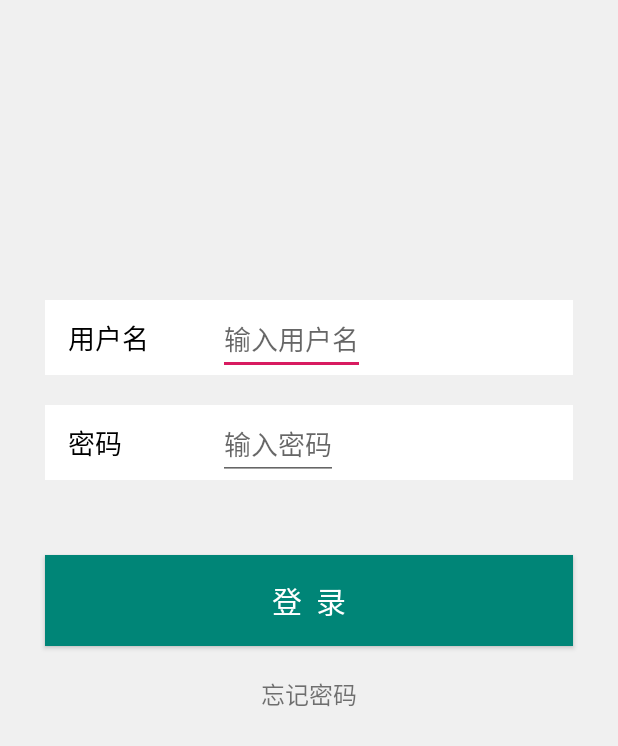
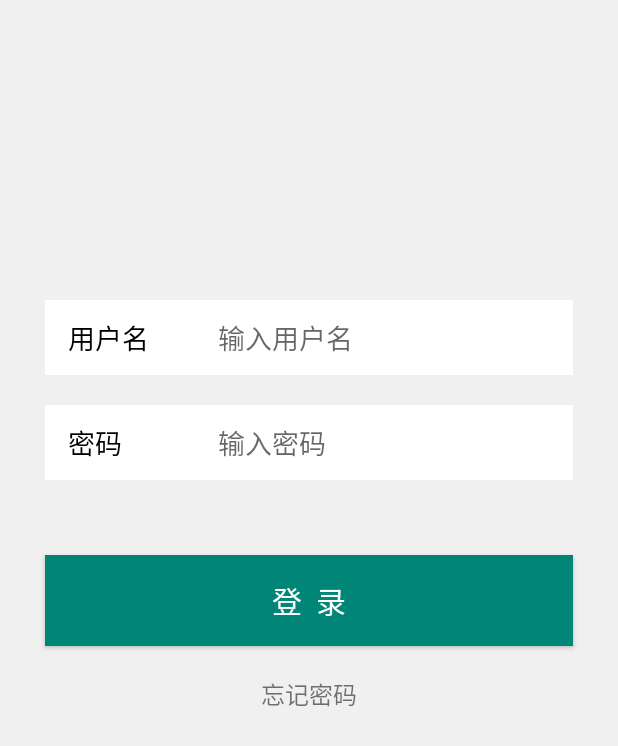
Before and after one commit to xinglan1104/KfFta, an Android app: the screen it shows after launch (LoginActivity), after a tap on "登 录", on a phone screen of 412 x 824 dp. Shown: the top 746 px of the screen. Run offline under Robolectric (Android 15) with nearby library versions, the phone set to English and light mode, and no system bars.

Commit message:
登录界面完整逻辑

```diff
--- a/app/src/main/AndroidManifest.xml
+++ b/app/src/main/AndroidManifest.xml
@@ -36,7 +36,8 @@
             android:name=".ui.activity.LoginActivity"
             android:exported="false"
             android:screenOrientation="portrait"
-            android:theme="@style/AppTheme.NoActionBar" />
+            android:theme="@style/AppTheme.NoActionBar"
+            android:windowSoftInputMode="adjustUnspecified|stateHidden" />
     </application>
 
 </manifest>
--- a/app/src/main/java/com/xl/kffta/net/RequestBean.java
+++ /dev/null
@@ -1,9 +0,0 @@
-package com.xl.kffta.net;
-
-/**
- * @author created by zhanghaochen
- * @date 2020-05-15 16:51
- * 描述：
- */
-public class RequestBean {
-}
--- a/app/src/main/java/com/xl/kffta/net/RequestBuilder.java
+++ b/app/src/main/java/com/xl/kffta/net/RequestBuilder.java
@@ -35,7 +35,6 @@ public class RequestBuilder {
      * 超时时间
      */
     private int mTimeOutLength = 1000;
-    private RequestBean mRequestBean = new RequestBean();
 
     /**
      * 构造参数 每个请求都需要context，action
--- a/app/src/main/java/com/xl/kffta/ui/activity/LoginActivity.kt
+++ b/app/src/main/java/com/xl/kffta/ui/activity/LoginActivity.kt
@@ -1,11 +1,13 @@
 package com.xl.kffta.ui.activity
 
 import android.os.Message
+import android.text.TextUtils
 import com.xl.kffta.R
 import com.xl.kffta.base.BaseActivity
 import com.xl.kffta.presenter.impl.LoginPresenterImpl
 import com.xl.kffta.view.ILoginView
 import kotlinx.android.synthetic.main.activity_login.*
+import org.jetbrains.anko.startActivity
 
 /**
  * @author created by zhanghaochen
@@ -13,6 +15,7 @@ import kotlinx.android.synthetic.main.activity_login.*
  * 描述：
  */
 class LoginActivity : BaseActivity(), ILoginView {
+
     private var mPresenter: LoginPresenterImpl? = LoginPresenterImpl()
 
     override fun getLayoutId(): Int {
@@ -28,9 +31,29 @@ class LoginActivity : BaseActivity(), ILoginView {
 
     override fun initListener() {
         login_btn.setOnClickListener {
-            //            startActivity<MainActivity>()
-            mPresenter?.LoginRequest("admin", "111111", "kaifeng")
+            when {
+                TextUtils.isEmpty(user_name_et.text.toString().trim()) -> {
+                    myToast("请输入用户名")
+                }
+                TextUtils.isEmpty(user_pwd_et.text.toString().trim()) -> {
+                    myToast("请输入密码")
+                }
+                else -> {
+                    mPresenter?.LoginRequest(user_name_et.text.toString().trim(), user_pwd_et.text.toString().trim(), "kaifeng")
+                }
+            }
         }
+    }
+
+    override fun loginSuccess() {
+        runOnUiThread {
+            // 登录成功
+            startActivity<MainActivity>()
+        }
+    }
+
+    override fun loginFail(errMsg: String) {
+        myToast(errMsg)
     }
 
     override fun onResume() {
--- a/app/src/main/java/com/xl/kffta/view/ILoginView.kt
+++ b/app/src/main/java/com/xl/kffta/view/ILoginView.kt
@@ -1,4 +1,6 @@
 package com.xl.kffta.view
 
 interface ILoginView {
+    fun loginSuccess()
+    fun loginFail(errMsg: String)
 }
--- a/app/src/main/res/layout/activity_login.xml
+++ b/app/src/main/res/layout/activity_login.xml
@@ -25,8 +25,10 @@
 
         <EditText
             android:id="@+id/user_name_et"
-            android:layout_width="wrap_content"
-            android:layout_height="wrap_content"
+            android:layout_width="match_parent"
+            android:layout_height="match_parent"
+            android:background="@color/white"
+            android:gravity="center_vertical"
             android:hint="输入用户名"
             android:textColor="@color/black"
             android:textSize="18sp" />
@@ -52,8 +54,10 @@
 
         <EditText
             android:id="@+id/user_pwd_et"
-            android:layout_width="wrap_content"
-            android:layout_height="wrap_content"
+            android:layout_width="match_parent"
+            android:layout_height="match_parent"
+            android:background="@color/white"
+            android:gravity="center_vertical"
             android:hint="输入密码"
             android:inputType="numberPassword"
             android:textColor="@color/black"
```
Also changed, not shown: app/src/main/java/com/xl/kffta/net/NetManager.kt (+4 -3 lines), app/src/main/java/com/xl/kffta/presenter/impl/LoginPresenterImpl.kt (+29 -7 lines), app/src/main/java/com/xl/kffta/util/ApplicationParams.kt (added, +10 -0 lines).
